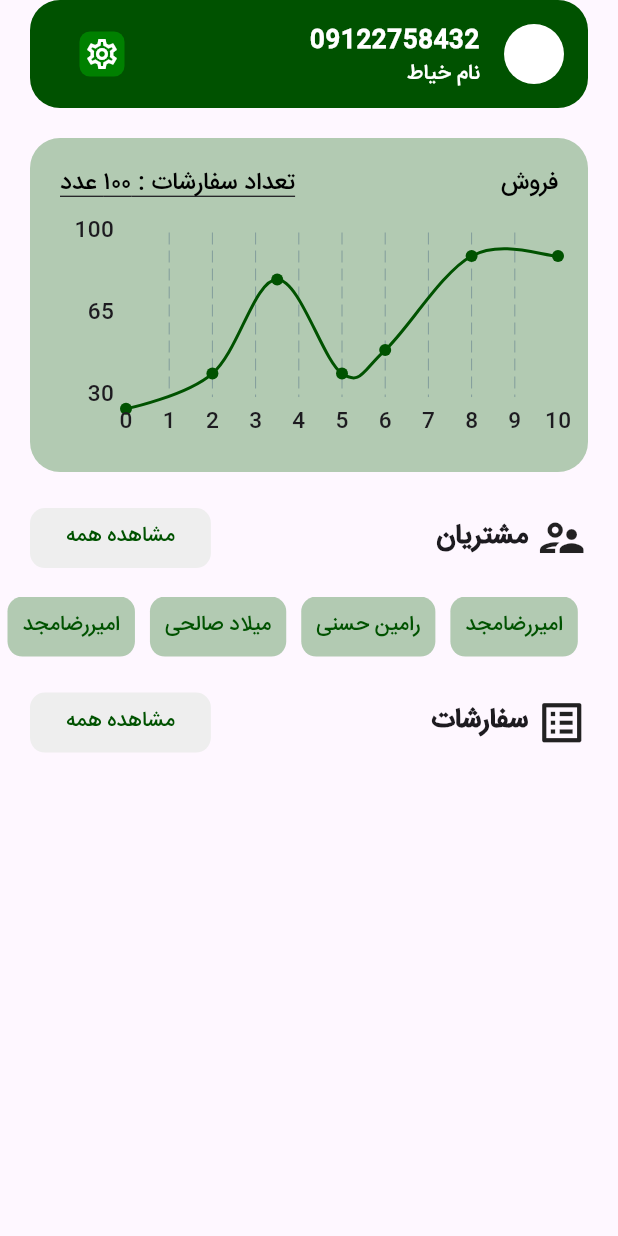
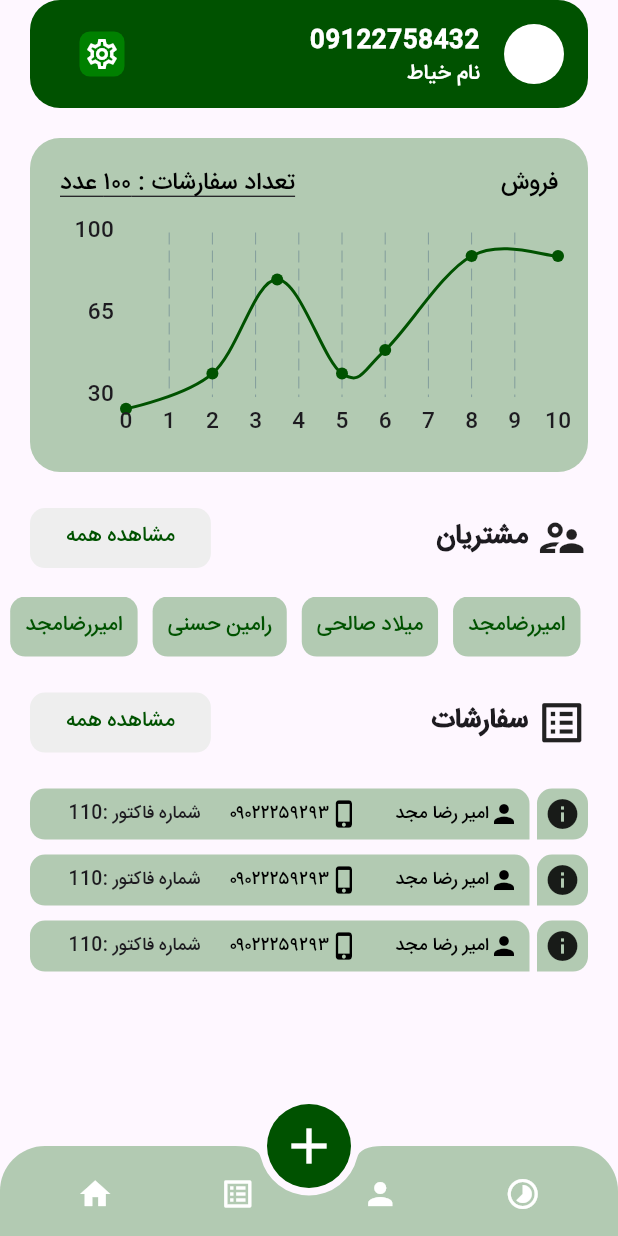
Before and after one commit to AliMotamedi7/shoonz-tailor, a Flutter app: the Home screen opened by its route, on a phone screen of 412 x 824 dp. Run offline on Flutter 3.47's test engine with Material 3 defaults, Android fonts, the phone set to English and light mode, and no system bars; drawn by our look-alikes of fl_chart; our stand-ins replace pinput.

Commit message:
finishing home page

```diff
--- a/lib/pages/home.dart
+++ b/lib/pages/home.dart
@@ -5,6 +5,7 @@ import 'package:flutter/material.dart';
 import 'package:flutter/widgets.dart';
 import 'package:shoonz_tailor/widgets/homeWidgets/customerChart.dart';
 import 'package:shoonz_tailor/widgets/homeWidgets/customer_name_list_item.dart';
+import 'package:shoonz_tailor/widgets/homeWidgets/orders_list_item.dart';
 import 'package:shoonz_tailor/widgets/homeWidgets/topProfile.dart';
 
 class Home extends StatefulWidget {
@@ -30,6 +31,60 @@ class _HomeState extends State<Home> {
   @override
   Widget build(BuildContext context) {
     return Scaffold(
+      floatingActionButtonLocation: FloatingActionButtonLocation.centerDocked,
+      floatingActionButton: FloatingActionButton(
+        elevation: 0,
+        onPressed: () {},
+        backgroundColor: const Color(0xff005200),
+        shape: RoundedRectangleBorder(borderRadius: BorderRadius.circular(30)),
+        child: const Icon(
+          Icons.add,
+          color: Colors.white,
+          size: 40,
+        ),
+      ),
+      bottomNavigationBar: ClipRRect(
+          borderRadius: const BorderRadius.only(
+              topLeft: Radius.circular(30), topRight: Radius.circular(30)),
+          child: BottomAppBar(
+            shape: const CircularNotchedRectangle(),
+            notchMargin: 5,
+            color: const Color(0xffb2cab2),
+            height: 60,
+            child: Row(
+              mainAxisAlignment: MainAxisAlignment.spaceAround,
+              children: [
+                IconButton(
+                  onPressed: () {},
+                  icon: const Icon(
+                    Icons.home,
+                    color: Colors.white,
+                  ),
+                ),
+                IconButton(
+                  onPressed: () {},
+                  icon: const Icon(
+                    Icons.list_alt,
+                    color: Colors.white,
+                  ),
+                ),
+                IconButton(
+                  onPressed: () {},
+                  icon: const Icon(
+                    Icons.person,
+                    color: Colors.white,
+                  ),
+                ),
+                IconButton(
+                  onPressed: () {},
+                  icon: const Icon(
+                    Icons.timelapse,
+                    color: Colors.white,
+                  ),
+                ),
+              ],
+            ),
+          )),
       body: SafeArea(
         top: Platform.isAndroid ? false : true,
         child: Column(
@@ -89,12 +144,15 @@ class _HomeState extends State<Home> {
             Container(
               height: 40,
               margin: const EdgeInsets.only(right: 20),
+              child: Directionality(
+                textDirection: TextDirection.rtl,
                 child: ListView.builder(
                   scrollDirection: Axis.horizontal,
                   itemCount: name.length,
                   itemBuilder: (context, index) {
                     return CustomerNameListItem(customerName: name[index]);
                   },
+                ),
               ),
             ),
             const SizedBox(
@@ -140,6 +198,20 @@ class _HomeState extends State<Home> {
                 ],
               ),
             ),
+            //
+            const SizedBox(
+              height: 15,
+            ),
+            Expanded(
+              child: SizedBox(
+                width: MediaQuery.sizeOf(context).width,
+                child: ListView.builder(
+                    itemCount: 3,
+                    itemBuilder: (context, index) {
+                      return const OrdersListItem(orderNumber: "110");
+                    }),
+              ),
+            ),
           ],
         ),
       ),
--- /dev/null
+++ b/lib/widgets/homeWidgets/orders_list_item.dart
@@ -0,0 +1,90 @@
+import 'package:flutter/cupertino.dart';
+import 'package:flutter/material.dart';
+import 'package:flutter/widgets.dart';
+
+class OrdersListItem extends StatelessWidget {
+  const OrdersListItem({super.key, required this.orderNumber});
+
+  final String orderNumber;
+
+  @override
+  Widget build(BuildContext context) {
+    return Directionality(
+      textDirection: TextDirection.rtl,
+      child: Padding(
+        padding: const EdgeInsets.symmetric(horizontal: 20.0, vertical: 5),
+        child: Row(
+          children: [
+            Container(
+              padding: const EdgeInsets.all(5),
+              decoration: const BoxDecoration(
+                color: Color(0xffb2cab2),
+                borderRadius: BorderRadius.only(
+                  bottomRight: Radius.circular(10),
+                  topRight: Radius.circular(10),
+                  topLeft: Radius.circular(10),
+                ),
+              ),
+              child: const Icon(Icons.info),
+            ),
+            const SizedBox(
+              width: 5,
+            ),
+            Expanded(
+              child: Container(
+                padding: const EdgeInsets.all(7),
+                decoration: const BoxDecoration(
+                  color: Color(0xffb2cab2),
+                  borderRadius: BorderRadius.only(
+                    bottomLeft: Radius.circular(10),
+                    topRight: Radius.circular(10),
+                    topLeft: Radius.circular(10),
+                  ),
+                ),
+                child: Row(
+                  children: [
+                    Expanded(child: info(Icons.person, "امیر رضا مجد")),
+                    Expanded(child: info(Icons.phone_iphone, "۰۹۰۲۲۲۵۹۲۹۳")),
+                    Expanded(
+                      child: Text(
+                        "شماره فاکتور :‌$orderNumber",
+                        textDirection: TextDirection.rtl,
+                        overflow: TextOverflow.ellipsis,
+                        style: const TextStyle(
+                            fontSize: 12, overflow: TextOverflow.ellipsis),
+                      ),
+                    ),
+                  ],
+                ),
+              ),
+            ),
+          ],
+        ),
+      ),
+    );
+  }
+
+  Widget info(IconData iconData, String information) {
+    return Row(
+      children: [
+        Icon(
+          iconData,
+          color: Colors.black,
+          size: 20,
+        ),
+        Expanded(
+          child: Text(
+            information,
+            textAlign: TextAlign.start,
+            overflow: TextOverflow.ellipsis,
+            textDirection: TextDirection.rtl,
+            style: const TextStyle(
+                color: Colors.black,
+                overflow: TextOverflow.ellipsis,
+                fontSize: 12),
+          ),
+        ),
+      ],
+    );
+  }
+}
```
Also changed, not shown: 2 other files. Lines whose indentation alone changed are shown as unchanged.
